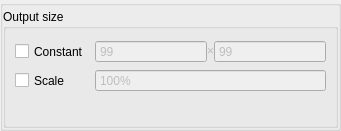
This is src/display/qt/dialogs/ui/output_resolution_dialog.ui in mrehkopf/vcs as Qt 5 draws it before an edit. The edited form follows.
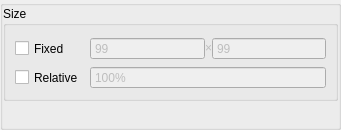
This is the edited form.

The edit to the form file:
```diff
--- a/src/display/qt/dialogs/ui/output_resolution_dialog.ui
+++ b/src/display/qt/dialogs/ui/output_resolution_dialog.ui
@@ -7,7 +7,7 @@
     <x>0</x>
     <y>0</y>
     <width>341</width>
-    <height>131</height>
+    <height>130</height>
    </rect>
   </property>
   <property name="focusPolicy">
@@ -45,7 +45,7 @@
        <number>0</number>
       </property>
       <property name="topMargin">
-       <number>3</number>
+       <number>0</number>
       </property>
       <property name="rightMargin">
        <number>0</number>
@@ -56,7 +56,7 @@
       <item>
        <widget class="QGroupBox" name="groupBox">
         <property name="title">
-         <string>Output size</string>
+         <string>Size</string>
         </property>
         <layout class="QGridLayout" name="gridLayout">
          <property name="topMargin">
@@ -71,7 +71,7 @@
             </sizepolicy>
            </property>
            <property name="text">
-            <string>Scale</string>
+            <string>Relative</string>
            </property>
           </widget>
          </item>
@@ -87,7 +87,7 @@
             </sizepolicy>
            </property>
            <property name="text">
-            <string>Constant</string>
+            <string>Fixed</string>
            </property>
           </widget>
          </item>
@@ -195,7 +195,10 @@
            </item>
           </layout>
          </item>
-         <item row="2" column="0">
+        </layout>
+       </widget>
+      </item>
+      <item>
           <spacer name="verticalSpacer">
            <property name="orientation">
             <enum>Qt::Vertical</enum>
@@ -207,9 +210,6 @@
             </size>
            </property>
           </spacer>
-         </item>
-        </layout>
-       </widget>
       </item>
      </layout>
     </widget>
```
Lines whose indentation alone changed are shown as unchanged.
